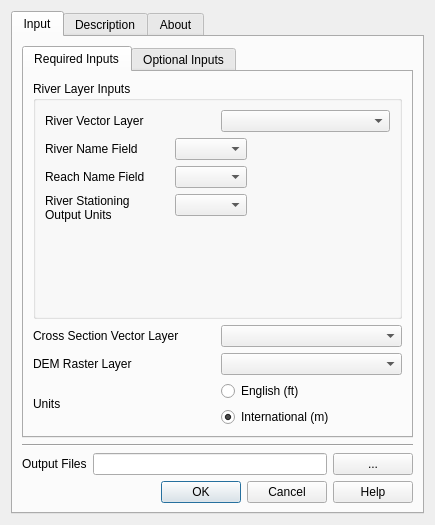
The window that qras_dialog_base.ui (pierluigiderosa/Qgis2Ras) describes before a commit, drawn with Qt 5.
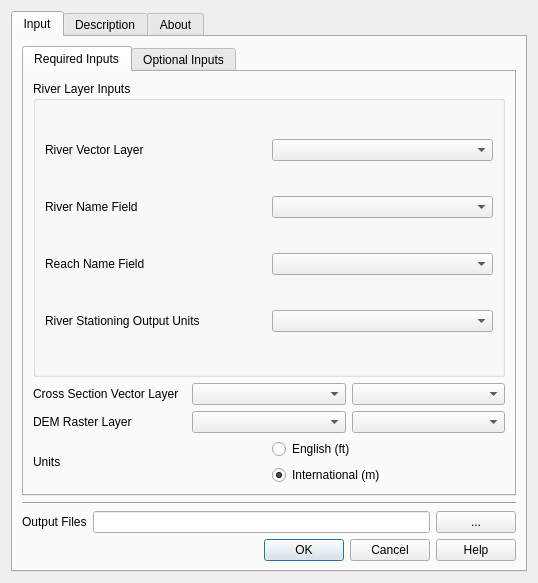
The same window after the commit. Custom widgets are drawn as their Qt base class.

Commit message: fixed the bug in gui. Now i'm using the QgsMapLayerCombobox and added a check for the addictional elements like banks and flowlines

```diff
--- a/qras_dialog_base.ui
+++ b/qras_dialog_base.ui
@@ -6,8 +6,8 @@
    <rect>
     <x>0</x>
     <y>0</y>
-    <width>435</width>
-    <height>525</height>
+    <width>538</width>
+    <height>583</height>
    </rect>
   </property>
   <property name="windowTitle">
@@ -56,36 +56,41 @@
                  </widget>
                 </item>
                 <item>
-                 <widget class="QComboBox" name="vectorCombo"/>
+                 <widget class="QgsMapLayerComboBox" name="vectorComboQgs"/>
                 </item>
                </layout>
               </item>
               <item>
-               <layout class="QFormLayout" name="formLayout">
-                <property name="fieldGrowthPolicy">
-                 <enum>QFormLayout::FieldsStayAtSizeHint</enum>
-                </property>
-                <item row="0" column="0">
+               <layout class="QHBoxLayout" name="horizontalLayout_10">
+                <item>
                  <widget class="QLabel" name="label_5">
                   <property name="text">
                    <string>River Name Field</string>
                   </property>
                  </widget>
                 </item>
-                <item row="0" column="1">
-                 <widget class="QComboBox" name="riverNameFieldCombo"/>
+                <item>
+                 <widget class="QgsFieldComboBox" name="riverNameFieldComboQgs"/>
                 </item>
-                <item row="1" column="0">
+               </layout>
+              </item>
+              <item>
+               <layout class="QHBoxLayout" name="horizontalLayout_11">
+                <item>
                  <widget class="QLabel" name="label_6">
                   <property name="text">
                    <string>Reach Name Field</string>
                   </property>
                  </widget>
                 </item>
-                <item row="1" column="1">
-                 <widget class="QComboBox" name="reachNameFieldCombo"/>
+                <item>
+                 <widget class="QgsFieldComboBox" name="reachNameFieldComboQgs"/>
                 </item>
-                <item row="2" column="0">
+               </layout>
+              </item>
+              <item>
+               <layout class="QHBoxLayout" name="horizontalLayout_12">
+                <item>
                  <widget class="QLabel" name="label_8">
                   <property name="text">
                    <string>River Stationing Output Units</string>
@@ -95,7 +100,7 @@
                   </property>
                  </widget>
                 </item>
-                <item row="2" column="1">
+                <item>
                  <widget class="QComboBox" name="stationCombo"/>
                 </item>
                </layout>
@@ -112,6 +117,9 @@
                </property>
               </widget>
              </item>
+             <item>
+              <widget class="QgsMapLayerComboBox" name="XSComboQgs"/>
+             </item>
              <item>
               <widget class="QComboBox" name="XSCombo"/>
              </item>
@@ -126,6 +134,9 @@
                </property>
               </widget>
              </item>
+             <item>
+              <widget class="QgsMapLayerComboBox" name="rasterComboQgs"/>
+             </item>
              <item>
               <widget class="QComboBox" name="rasterCombo"/>
              </item>
@@ -384,6 +395,18 @@
    </item>
   </layout>
  </widget>
+ <customwidgets>
+  <customwidget>
+   <class>QgsFieldComboBox</class>
+   <extends>QComboBox</extends>
+   <header>qgsfieldcombobox.h</header>
+  </customwidget>
+  <customwidget>
+   <class>QgsMapLayerComboBox</class>
+   <extends>QComboBox</extends>
+   <header>qgsmaplayercombobox.h</header>
+  </customwidget>
+ </customwidgets>
  <resources/>
  <connections>
   <connection>
```
Left out of the diff: 180 changed lines with no effect on the pictures. The commit also changes 9 other files.
